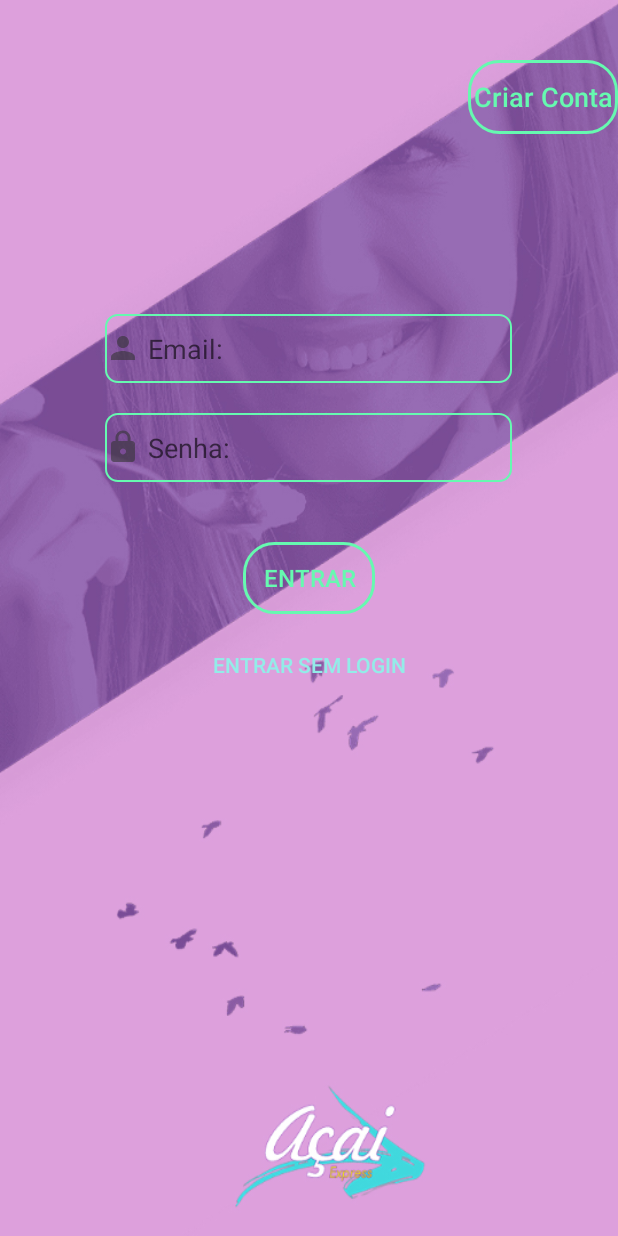
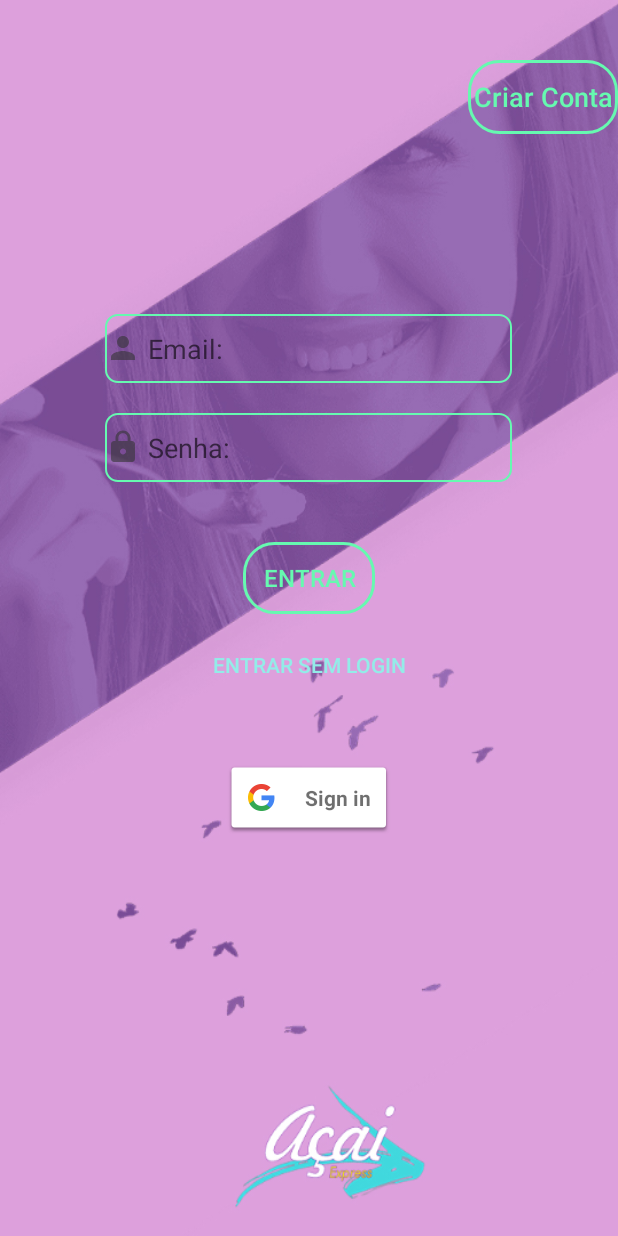
Before and after one commit to RamonCrv/AcaiExpressUser, an Android app: the screen it shows after launch (Login), on a phone screen of 412 x 824 dp. Run offline under Robolectric (Android 15) with nearby library versions, the phone set to English and light mode, and no system bars; our stand-ins replace Firebase (no records; nobody signed in at launch, a user with empty details on screens opened directly).

Commit message:
bt google test

```diff
--- a/app/src/main/res/layout/activity_login.xml
+++ b/app/src/main/res/layout/activity_login.xml
@@ -94,8 +94,11 @@
             app:layout_constraintStart_toStartOf="@+id/btLogar"
             app:layout_constraintTop_toBottomOf="@+id/btLogar"
             app:layout_constraintVertical_bias="0.214" />
-
-
+<com.google.android.gms.common.SignInButton
+    android:layout_width="wrap_content"
+    android:layout_height="wrap_content"
+    android:layout_marginTop="40dp"
+    android:layout_gravity="center"/>
     </LinearLayout>
 </ScrollView>
 </FrameLayout>
```
